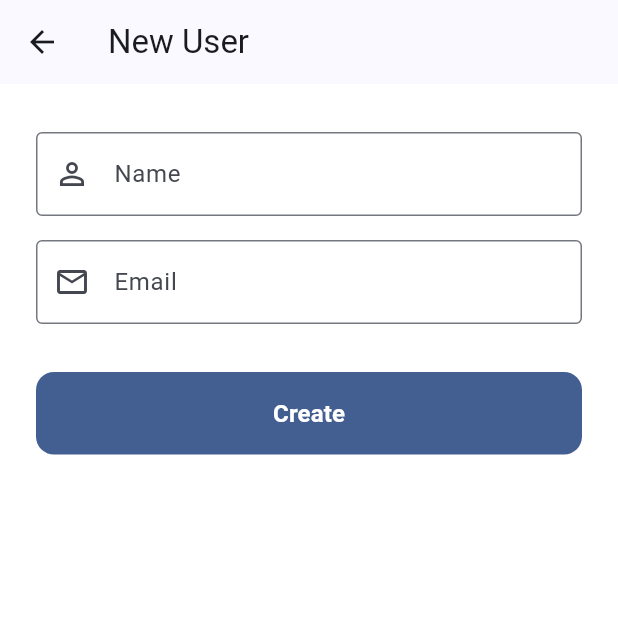
After one commit to shakhzodsunnatov/iOSFlutterCombinedApp, a Flutter app: the screen it shows after launch, after a tap on the "add" icon, on a phone screen of 412 x 824 dp, the top half of it. The commit adds this screen. Run offline on Flutter 3.47's test engine with Material 3 defaults, Android fonts, the phone set to English and light mode, and no system bars.

Commit message:
Implement User Management screens and MethodChannel integration in Flutter module
- Created `UsersScreen` as the main entry point to display a list of users fetched from the native host
- Added `CreateUserScreen` with form validation for adding new users via native bridge
- Implemented `UsersChannel` to handle `MethodChannel` (`getUsers`, `createUser`, `deleteUser`, `closeFlutter`) and `EventChannel` (`userStream`) communication
- Added `UserDto` for data mapping and serialization between Dart and native host
- Updated `main.dart` to set `UsersScreen` as the initial route
- Included IntelliJ IDEA configuration files for the combined project structure

```diff
--- /dev/null
+++ b/flutter_module/lib/create_user_screen.dart
@@ -0,0 +1,125 @@
+import 'package:flutter/material.dart';
+import 'package:flutter/services.dart';
+import 'users_channel.dart';
+
+class CreateUserScreen extends StatefulWidget {
+  const CreateUserScreen({super.key});
+
+  @override
+  State<CreateUserScreen> createState() => _CreateUserScreenState();
+}
+
+class _CreateUserScreenState extends State<CreateUserScreen> {
+  final _formKey = GlobalKey<FormState>();
+  final _nameCtrl = TextEditingController();
+  final _emailCtrl = TextEditingController();
+  bool _loading = false;
+
+  @override
+  void dispose() {
+    _nameCtrl.dispose();
+    _emailCtrl.dispose();
+    super.dispose();
+  }
+
+  String? _validateName(String? v) {
+    if (v == null || v.trim().isEmpty) return 'Name is required';
+    return null;
+  }
+
+  String? _validateEmail(String? v) {
+    if (v == null || v.trim().isEmpty) return 'Email is required';
+    final valid = RegExp(r'^[^@\s]+@[^@\s]+\.[^@\s]+$').hasMatch(v.trim());
+    if (!valid) return 'Enter a valid email address';
+    return null;
+  }
+
+  Future<void> _submit() async {
+    if (!(_formKey.currentState?.validate() ?? false)) return;
+    setState(() => _loading = true);
+    try {
+      await UsersChannel.createUser(
+        name: _nameCtrl.text.trim(),
+        email: _emailCtrl.text.trim(),
+      );
+      if (!mounted) return;
+      Navigator.of(context).pop();
+    } catch (e) {
+      if (!mounted) return;
+      final msg = e is PlatformException ? (e.message ?? 'Create failed') : 'Create failed';
+      ScaffoldMessenger.of(context).showSnackBar(SnackBar(content: Text(msg)));
+    } finally {
+      if (mounted) setState(() => _loading = false);
+    }
+  }
+
+  @override
+  Widget build(BuildContext context) {
+    return Scaffold(
+      appBar: AppBar(
+        title: const Text('New User'),
+        centerTitle: false,
+      ),
+      body: SafeArea(
+        child: SingleChildScrollView(
+          padding: const EdgeInsets.symmetric(horizontal: 24, vertical: 32),
+          child: Form(
+            key: _formKey,
+            child: Column(
+              crossAxisAlignment: CrossAxisAlignment.stretch,
+              children: [
+                TextFormField(
+                  controller: _nameCtrl,
+                  enabled: !_loading,
+                  textInputAction: TextInputAction.next,
+                  textCapitalization: TextCapitalization.words,
+                  decoration: const InputDecoration(
+                    labelText: 'Name',
+                    prefixIcon: Icon(Icons.person_outline),
+                    border: OutlineInputBorder(),
+                  ),
+                  validator: _validateName,
+                ),
+                const SizedBox(height: 16),
+                TextFormField(
+                  controller: _emailCtrl,
+                  enabled: !_loading,
+                  textInputAction: TextInputAction.done,
+                  keyboardType: TextInputType.emailAddress,
+                  autocorrect: false,
+                  decoration: const InputDecoration(
+                    labelText: 'Email',
+                    prefixIcon: Icon(Icons.email_outlined),
+                    border: OutlineInputBorder(),
+                  ),
+                  validator: _validateEmail,
+                  onFieldSubmitted: (_) => _submit(),
+                ),
+                const SizedBox(height: 32),
+                FilledButton(
+                  onPressed: _loading ? null : _submit,
+                  style: FilledButton.styleFrom(
+                    padding: const EdgeInsets.symmetric(vertical: 16),
+                    shape: RoundedRectangleBorder(
+                      borderRadius: BorderRadius.circular(12),
+                    ),
+                  ),
+                  child: _loading
+                      ? const SizedBox(
+                          height: 20,
+                          width: 20,
+                          child: CircularProgressIndicator(strokeWidth: 2.5),
+                        )
+                      : const Text(
+                          'Create',
+                          style: TextStyle(fontSize: 16, fontWeight: FontWeight.w600),
+                        ),
+                ),
+              ],
+            ),
+          ),
+        ),
+      ),
+    );
+  }
+}
--- /dev/null
+++ b/flutter_module/lib/user_dto.dart
@@ -0,0 +1,37 @@
+import 'package:flutter/foundation.dart';
+
+@immutable
+class UserDto {
+  const UserDto({
+    required this.id,
+    required this.name,
+    required this.email,
+    required this.source,
+    required this.createdAt,
+  });
+
+  final String id;
+  final String name;
+  final String email;
+  final String source; // "ios" | "flutter"
+  final DateTime createdAt;
+
+  bool get isFromFlutter => source == 'flutter';
+
+  static UserDto? fromMap(Object? raw) {
+    if (raw is! Map) return null;
+    try {
+      final m = Map<String, dynamic>.from(raw as Map);
+      final createdAt = DateTime.tryParse(m['createdAt'] as String? ?? '') ?? DateTime.now();
+      return UserDto(
+        id: m['id'] as String,
+        name: m['name'] as String,
+        email: m['email'] as String,
+        source: m['source'] as String,
+        createdAt: createdAt,
+      );
+    } catch (_) {
+      return null;
+    }
+  }
+}
--- /dev/null
+++ b/flutter_module/lib/users_channel.dart
@@ -0,0 +1,49 @@
+import 'dart:async';
+import 'package:flutter/services.dart';
+import 'user_dto.dart';
+
+class UsersChannel {
+  UsersChannel._();
+
+  static const _method = MethodChannel('com.huh.nativeflutter/users');
+  static const _event = EventChannel('com.huh.nativeflutter/users/stream');
+
+  static Future<List<UserDto>> getUsers() async {
+    final raw = await _method.invokeMethod<List<dynamic>>('getUsers');
+    return _parseList(raw);
+  }
+
+  static Future<UserDto> createUser({
+    required String name,
+    required String email,
+  }) async {
+    final raw = await _method.invokeMethod<Object>(
+      'createUser',
+      {'name': name, 'email': email},
+    );
+    final user = UserDto.fromMap(raw);
+    if (user == null) {
+      throw PlatformException(code: 'parse_error', message: 'Invalid user payload from native');
+    }
+    return user;
+  }
+
+  static Future<void> deleteUser(String id) async {
+    await _method.invokeMethod<bool>('deleteUser', {'id': id});
+  }
+
+  static Future<void> closeFlutter() async {
+    await _method.invokeMethod<void>('closeFlutter');
+  }
+
+  static Stream<List<UserDto>> get userStream {
+    return _event
+        .receiveBroadcastStream()
+        .map((event) => _parseList(event));
+  }
+
+  static List<UserDto> _parseList(dynamic raw) {
+    if (raw is! List) return [];
+    return raw.map(UserDto.fromMap).whereType<UserDto>().toList();
+  }
+}
--- /dev/null
+++ b/flutter_module/lib/users_screen.dart
@@ -0,0 +1,292 @@
+import 'dart:async';
+import 'package:flutter/material.dart';
+import 'package:flutter/services.dart';
+import 'user_dto.dart';
+import 'users_channel.dart';
+import 'create_user_screen.dart';
+
+class UsersScreen extends StatefulWidget {
+  const UsersScreen({super.key});
+
+  @override
+  State<UsersScreen> createState() => _UsersScreenState();
+}
+
+class _UsersScreenState extends State<UsersScreen> {
+  List<UserDto> _users = [];
+  bool _loading = true;
+  String? _error;
+  StreamSubscription<List<UserDto>>? _sub;
+
+  @override
+  void initState() {
+    super.initState();
+    _subscribeToStream();
+    _loadInitial();
+  }
+
+  void _subscribeToStream() {
+    _sub = UsersChannel.userStream.listen(
+      (users) {
+        if (!mounted) return;
+        setState(() {
+          _users = users;
+          _loading = false;
+          _error = null;
+        });
+      },
+      onError: (Object e) {
+        if (!mounted) return;
+        setState(() {
+          _loading = false;
+          _error = e is PlatformException ? (e.message ?? 'Stream error') : e.toString();
+        });
+      },
+    );
+  }
+
+  Future<void> _loadInitial() async {
+    try {
+      final users = await UsersChannel.getUsers();
+      if (!mounted) return;
+      // Fallback: only apply if the EventChannel hasn't delivered yet.
+      if (_loading) {
+        setState(() {
+          _users = users;
+          _loading = false;
+        });
+      }
+    } catch (e) {
+      if (!mounted) return;
+      if (_loading) {
+        setState(() {
+          _loading = false;
+          _error = e is PlatformException ? (e.message ?? 'Load failed') : e.toString();
+        });
+      }
+    }
+  }
+
+  @override
+  void dispose() {
+    _sub?.cancel();
+    super.dispose();
+  }
+
+  Future<void> _closeFlutter() async {
+    try {
+      await UsersChannel.closeFlutter();
+    } catch (_) {}
+  }
+
+  Future<void> _confirmDelete(UserDto user) async {
+    final confirmed = await showDialog<bool>(
+      context: context,
+      builder: (ctx) => AlertDialog(
+        title: const Text('Delete user?'),
+        content: Text('Remove "${user.name}" permanently?'),
+        actions: [
+          TextButton(
+            onPressed: () => Navigator.of(ctx).pop(false),
+            child: const Text('Cancel'),
+          ),
+          FilledButton(
+            onPressed: () => Navigator.of(ctx).pop(true),
+            style: FilledButton.styleFrom(
+              backgroundColor: Theme.of(ctx).colorScheme.error,
+              foregroundColor: Theme.of(ctx).colorScheme.onError,
+            ),
+            child: const Text('Delete'),
+          ),
+        ],
+      ),
+    );
+    if (confirmed != true || !mounted) return;
+    try {
+      await UsersChannel.deleteUser(user.id);
+    } catch (e) {
+      if (!mounted) return;
+      final msg = e is PlatformException ? (e.message ?? 'Delete failed') : 'Delete failed';
+      ScaffoldMessenger.of(context).showSnackBar(SnackBar(content: Text(msg)));
+    }
+  }
+
+  void _openCreateScreen() {
+    Navigator.of(context).push(
+      MaterialPageRoute<void>(builder: (_) => const CreateUserScreen()),
+    );
+  }
+
+  @override
+  Widget build(BuildContext context) {
+    return Scaffold(
+      appBar: AppBar(
+        title: const Text('Users'),
+        centerTitle: false,
+        actions: [
+          IconButton(
+            tooltip: 'Back to iOS',
+            icon: const Icon(Icons.close),
+            onPressed: _closeFlutter,
+          ),
+        ],
+      ),
+      floatingActionButton: FloatingActionButton(
+        onPressed: _openCreateScreen,
+        tooltip: 'Add user',
+        child: const Icon(Icons.add),
+      ),
+      body: _buildBody(context),
+    );
+  }
+
+  Widget _buildBody(BuildContext context) {
+    final cs = Theme.of(context).colorScheme;
+
+    if (_loading) {
+      return const Center(child: CircularProgressIndicator());
+    }
+
+    if (_error != null) {
+      return Center(
+        child: Padding(
+          padding: const EdgeInsets.all(32),
+          child: Column(
+            mainAxisSize: MainAxisSize.min,
+            children: [
+              Icon(Icons.error_outline, size: 56, color: cs.error),
+              const SizedBox(height: 16),
+              Text(
+                'Could not load users',
+                style: TextStyle(
+                  fontSize: 17,
+                  fontWeight: FontWeight.w600,
+                  color: cs.error,
+                ),
+              ),
+              const SizedBox(height: 8),
+              Text(
+                _error!,
+                textAlign: TextAlign.center,
+                style: TextStyle(color: cs.onSurfaceVariant),
+              ),
+            ],
+          ),
+        ),
+      );
+    }
+
+    if (_users.isEmpty) {
+      return Center(
+        child: Column(
+          mainAxisSize: MainAxisSize.min,
+          children: [
+            Icon(Icons.people_outline, size: 72, color: cs.outlineVariant),
+            const SizedBox(height: 20),
+            Text(
+              'No users yet',
+              style: TextStyle(
+                fontSize: 18,
+                fontWeight: FontWeight.w600,
+                color: cs.outline,
+              ),
+            ),
+            const SizedBox(height: 6),
+            Text(
+              'Tap + to add the first one.',
+              style: TextStyle(color: cs.outlineVariant),
+            ),
+          ],
+        ),
+      );
+    }
+
+    return ListView.separated(
+      padding: const EdgeInsets.symmetric(vertical: 8),
+      itemCount: _users.length,
+      separatorBuilder: (_, __) => const Divider(height: 1, indent: 72),
+      itemBuilder: (ctx, i) => _UserTile(
+        user: _users[i],
+        onDelete: _confirmDelete,
+      ),
+    );
+  }
+}
+
+// ── User list tile ──────────────────────────────────────────────────────────
+
+class _UserTile extends StatelessWidget {
+  const _UserTile({required this.user, required this.onDelete});
+
+  final UserDto user;
+  final Future<void> Function(UserDto) onDelete;
+
+  @override
+  Widget build(BuildContext context) {
+    final cs = Theme.of(context).colorScheme;
+    final isFlutter = user.isFromFlutter;
+
+    final sourceColor = isFlutter ? const Color(0xFF0468D7) : const Color(0xFF34C759);
+    final sourceLabel = isFlutter ? 'Flutter' : 'iOS';
+    final sourceIcon = isFlutter ? Icons.flutter_dash : Icons.phone_iphone;
+
+    return ListTile(
+      contentPadding: const EdgeInsets.symmetric(horizontal: 16, vertical: 6),
+      leading: CircleAvatar(
+        backgroundColor: sourceColor.withAlpha(30),
+        child: Text(
+          user.name.isNotEmpty ? user.name[0].toUpperCase() : '?',
+          style: TextStyle(color: sourceColor, fontWeight: FontWeight.bold),
+        ),
+      ),
+      title: Text(
+        user.name,
+        style: const TextStyle(fontWeight: FontWeight.w600),
+      ),
+      subtitle: Column(
+        crossAxisAlignment: CrossAxisAlignment.start,
+        children: [
+          Text(
+            user.email,
+            style: TextStyle(color: cs.onSurfaceVariant, fontSize: 13),
+          ),
+          const SizedBox(height: 4),
+          Row(
+            children: [
+              Icon(sourceIcon, size: 13, color: sourceColor),
+              const SizedBox(width: 3),
+              Text(
+                sourceLabel,
+                style: TextStyle(
+                  fontSize: 12,
+                  color: sourceColor,
+                  fontWeight: FontWeight.w500,
+                ),
+              ),
+              const SizedBox(width: 8),
+              Text(
+                _formatDate(user.createdAt),
+                style: TextStyle(fontSize: 12, color: cs.outline),
+              ),
+            ],
+          ),
+        ],
+      ),
+      isThreeLine: true,
+      trailing: IconButton(
+        icon: Icon(Icons.delete_outline, color: cs.error),
+        tooltip: 'Delete',
+        onPressed: () => onDelete(user),
+      ),
+    );
+  }
+
+  String _formatDate(DateTime dt) {
+    final t = dt.toLocal();
+    final mo = t.month.toString().padLeft(2, '0');
+    final d = t.day.toString().padLeft(2, '0');
+    final h = t.hour.toString().padLeft(2, '0');
+    final mi = t.minute.toString().padLeft(2, '0');
+    return '${t.year}-$mo-$d  $h:$mi';
+  }
+}
```
Also changed, not shown: flutter_module/lib/main.dart (+2 -99 lines).
